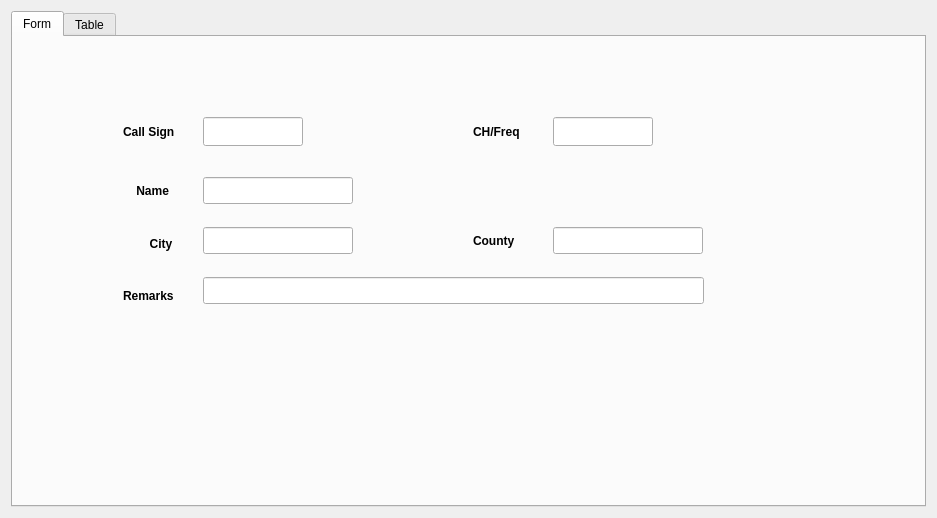
Old version of the form src/forms/mainwindow.ui in the repository Spidersbox/HamstersDB.
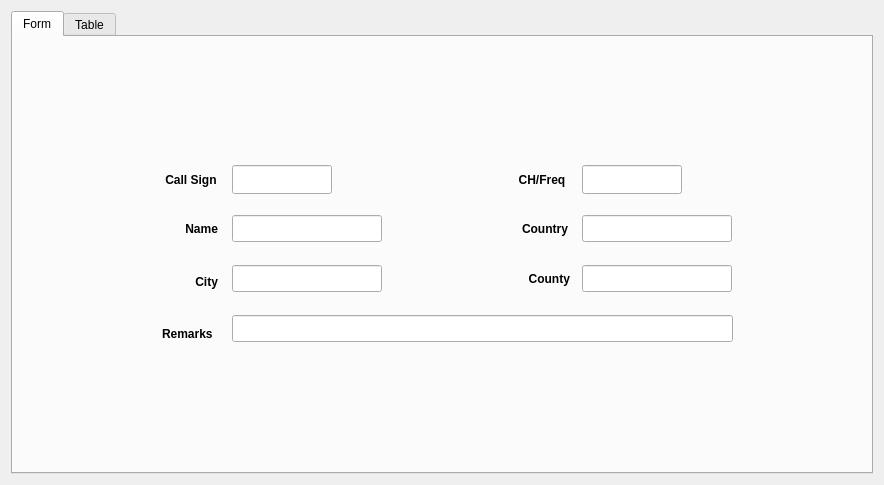
New version of the form.

Commit message: added country for the dxers

The edit to the form file:
```diff
--- a/src/forms/mainwindow.ui
+++ b/src/forms/mainwindow.ui
@@ -6,8 +6,8 @@
    <rect>
     <x>0</x>
     <y>0</y>
-    <width>937</width>
-    <height>518</height>
+    <width>884</width>
+    <height>485</height>
    </rect>
   </property>
   <property name="windowTitle">
@@ -24,13 +24,62 @@
        <attribute name="title">
         <string>Form</string>
        </attribute>
-       <widget class="QLabel" name="label_10">
+       <layout class="QVBoxLayout" name="verticalLayout_2">
+        <item>
+         <spacer name="verticalSpacer_2">
+          <property name="orientation">
+           <enum>Qt::Vertical</enum>
+          </property>
+          <property name="sizeType">
+           <enum>QSizePolicy::Expanding</enum>
+          </property>
+          <property name="sizeHint" stdset="0">
+           <size>
+            <width>20</width>
+            <height>40</height>
+           </size>
+          </property>
+         </spacer>
+        </item>
+        <item>
+         <layout class="QHBoxLayout" name="horizontalLayout">
+          <item>
+           <spacer name="horizontalSpacer">
+            <property name="orientation">
+             <enum>Qt::Horizontal</enum>
+            </property>
+            <property name="sizeType">
+             <enum>QSizePolicy::Expanding</enum>
+            </property>
+            <property name="sizeHint" stdset="0">
+             <size>
+              <width>40</width>
+              <height>20</height>
+             </size>
+            </property>
+           </spacer>
+          </item>
+          <item>
+           <widget class="QWidget" name="widget" native="true">
+            <property name="sizePolicy">
+             <sizepolicy hsizetype="Fixed" vsizetype="Fixed">
+              <horstretch>0</horstretch>
+              <verstretch>0</verstretch>
+             </sizepolicy>
+            </property>
+            <property name="minimumSize">
+             <size>
+              <width>600</width>
+              <height>200</height>
+             </size>
+            </property>
+            <widget class="QLabel" name="label_2">
         <property name="geometry">
          <rect>
-          <x>110</x>
-          <y>250</y>
+               <x>20</x>
+               <y>10</y>
           <width>71</width>
-          <height>17</height>
+               <height>29</height>
          </rect>
         </property>
         <property name="font">
@@ -40,30 +89,33 @@
          </font>
         </property>
         <property name="text">
-         <string>Remarks</string>
-        </property>
-       </widget>
-       <widget class="QLineEdit" name="CountyEdit">
+              <string> Call Sign</string>
+             </property>
+            </widget>
+            <widget class="QLineEdit" name="CallEdit">
         <property name="geometry">
          <rect>
-          <x>540</x>
-          <y>190</y>
-          <width>150</width>
-          <height>27</height>
+               <x>90</x>
+               <y>10</y>
+               <width>100</width>
+               <height>29</height>
          </rect>
         </property>
         <property name="maximumSize">
          <size>
-          <width>150</width>
-          <height>16777215</height>
-         </size>
-        </property>
-       </widget>
-       <widget class="QLabel" name="label_8">
+               <width>100</width>
+               <height>100</height>
+              </size>
+             </property>
+             <property name="maxLength">
+              <number>8</number>
+             </property>
+            </widget>
+            <widget class="QLabel" name="label_5">
         <property name="geometry">
          <rect>
-          <x>460</x>
-          <y>190</y>
+               <x>30</x>
+               <y>60</y>
           <width>61</width>
           <height>27</height>
          </rect>
@@ -75,14 +127,30 @@
          </font>
         </property>
         <property name="text">
-         <string>County</string>
+              <string>    Name</string>
+             </property>
+            </widget>
+            <widget class="QLineEdit" name="NameEdit">
+             <property name="geometry">
+              <rect>
+               <x>90</x>
+               <y>60</y>
+               <width>150</width>
+               <height>27</height>
+              </rect>
+             </property>
+             <property name="maximumSize">
+              <size>
+               <width>150</width>
+               <height>100</height>
+              </size>
         </property>
        </widget>
        <widget class="QLineEdit" name="CityEdit">
         <property name="geometry">
          <rect>
-          <x>190</x>
-          <y>190</y>
+               <x>90</x>
+               <y>110</y>
           <width>150</width>
           <height>27</height>
          </rect>
@@ -97,8 +165,8 @@
        <widget class="QLabel" name="label_7">
         <property name="geometry">
          <rect>
-          <x>110</x>
-          <y>190</y>
+               <x>20</x>
+               <y>110</y>
           <width>66</width>
           <height>33</height>
          </rect>
@@ -110,106 +178,14 @@
          </font>
         </property>
         <property name="text">
-         <string>        City</string>
-        </property>
-       </widget>
-       <widget class="QLineEdit" name="NameEdit">
-        <property name="geometry">
-         <rect>
-          <x>190</x>
-          <y>140</y>
-          <width>150</width>
-          <height>27</height>
-         </rect>
-        </property>
-        <property name="maximumSize">
-         <size>
-          <width>150</width>
-          <height>100</height>
-         </size>
-        </property>
-       </widget>
-       <widget class="QLabel" name="label_5">
-        <property name="geometry">
-         <rect>
-          <x>110</x>
-          <y>140</y>
-          <width>61</width>
-          <height>27</height>
-         </rect>
-        </property>
-        <property name="font">
-         <font>
-          <weight>75</weight>
-          <bold>true</bold>
-         </font>
-        </property>
-        <property name="text">
-         <string>    Name</string>
-        </property>
-       </widget>
-       <widget class="QLabel" name="label_2">
-        <property name="geometry">
-         <rect>
-          <x>110</x>
-          <y>80</y>
-          <width>71</width>
-          <height>29</height>
-         </rect>
-        </property>
-        <property name="font">
-         <font>
-          <weight>75</weight>
-          <bold>true</bold>
-         </font>
-        </property>
-        <property name="text">
-         <string>Call Sign</string>
-        </property>
-       </widget>
-       <widget class="QLineEdit" name="CallEdit">
-        <property name="geometry">
-         <rect>
-          <x>190</x>
-          <y>80</y>
-          <width>100</width>
-          <height>29</height>
-         </rect>
-        </property>
-        <property name="maximumSize">
-         <size>
-          <width>100</width>
-          <height>100</height>
-         </size>
-        </property>
-        <property name="maxLength">
-         <number>8</number>
-        </property>
-       </widget>
-       <widget class="QLabel" name="label_3">
-        <property name="geometry">
-         <rect>
-          <x>460</x>
-          <y>80</y>
-          <width>71</width>
-          <height>29</height>
-         </rect>
-        </property>
-        <property name="font">
-         <font>
-          <weight>75</weight>
-          <bold>true</bold>
-         </font>
-        </property>
-        <property name="text">
-         <string>CH/Freq</string>
+              <string>          City</string>
         </property>
        </widget>
        <widget class="QLineEdit" name="FreqEdit">
         <property name="geometry">
          <rect>
-          <x>540</x>
-          <y>80</y>
+               <x>440</x>
+               <y>10</y>
           <width>100</width>
           <height>29</height>
          </rect>
@@ -224,11 +200,65 @@
          <bool>false</bool>
         </property>
        </widget>
+            <widget class="QLabel" name="label_3">
+             <property name="geometry">
+              <rect>
+               <x>370</x>
+               <y>10</y>
+               <width>71</width>
+               <height>29</height>
+              </rect>
+             </property>
+             <property name="font">
+              <font>
+               <weight>75</weight>
+               <bold>true</bold>
+              </font>
+             </property>
+             <property name="text">
+              <string>  CH/Freq</string>
+             </property>
+            </widget>
+            <widget class="QLineEdit" name="CountryEdit">
+             <property name="geometry">
+              <rect>
+               <x>440</x>
+               <y>60</y>
+               <width>150</width>
+               <height>27</height>
+              </rect>
+             </property>
+             <property name="maximumSize">
+              <size>
+               <width>150</width>
+               <height>16777215</height>
+              </size>
+             </property>
+            </widget>
+            <widget class="QLabel" name="label_8">
+             <property name="geometry">
+              <rect>
+               <x>380</x>
+               <y>60</y>
+               <width>61</width>
+               <height>27</height>
+              </rect>
+             </property>
+             <property name="font">
+              <font>
+               <weight>75</weight>
+               <bold>true</bold>
+              </font>
+             </property>
+             <property name="text">
+              <string>Country</string>
+             </property>
+            </widget>
        <widget class="QLineEdit" name="RemarksEdit">
         <property name="geometry">
          <rect>
-          <x>190</x>
-          <y>240</y>
+               <x>90</x>
+               <y>160</y>
           <width>501</width>
           <height>27</height>
          </rect>
@@ -237,6 +267,94 @@
          <number>120</number>
         </property>
        </widget>
+            <widget class="QLabel" name="label_10">
+             <property name="geometry">
+              <rect>
+               <x>20</x>
+               <y>170</y>
+               <width>71</width>
+               <height>17</height>
+              </rect>
+             </property>
+             <property name="font">
+              <font>
+               <weight>75</weight>
+               <bold>true</bold>
+              </font>
+             </property>
+             <property name="text">
+              <string>Remarks</string>
+             </property>
+            </widget>
+            <widget class="QLineEdit" name="CountyEdit">
+             <property name="geometry">
+              <rect>
+               <x>440</x>
+               <y>110</y>
+               <width>150</width>
+               <height>27</height>
+              </rect>
+             </property>
+             <property name="maximumSize">
+              <size>
+               <width>150</width>
+               <height>16777215</height>
+              </size>
+             </property>
+            </widget>
+            <widget class="QLabel" name="label_9">
+             <property name="geometry">
+              <rect>
+               <x>380</x>
+               <y>110</y>
+               <width>61</width>
+               <height>27</height>
+              </rect>
+             </property>
+             <property name="font">
+              <font>
+               <weight>75</weight>
+               <bold>true</bold>
+              </font>
+             </property>
+             <property name="text">
+              <string>  County</string>
+             </property>
+            </widget>
+           </widget>
+          </item>
+          <item>
+           <spacer name="horizontalSpacer_2">
+            <property name="orientation">
+             <enum>Qt::Horizontal</enum>
+            </property>
+            <property name="sizeHint" stdset="0">
+             <size>
+              <width>40</width>
+              <height>20</height>
+             </size>
+            </property>
+           </spacer>
+          </item>
+         </layout>
+        </item>
+        <item>
+         <spacer name="verticalSpacer">
+          <property name="orientation">
+           <enum>Qt::Vertical</enum>
+          </property>
+          <property name="sizeType">
+           <enum>QSizePolicy::Expanding</enum>
+          </property>
+          <property name="sizeHint" stdset="0">
+           <size>
+            <width>20</width>
+            <height>40</height>
+           </size>
+          </property>
+         </spacer>
+        </item>
+       </layout>
       </widget>
       <widget class="QWidget" name="tab_2">
        <attribute name="title">
```
Left out of the diff: 13 changed lines with no effect on the pictures. Lines whose indentation alone changed are shown as unchanged. The commit also changes 5 other files.
